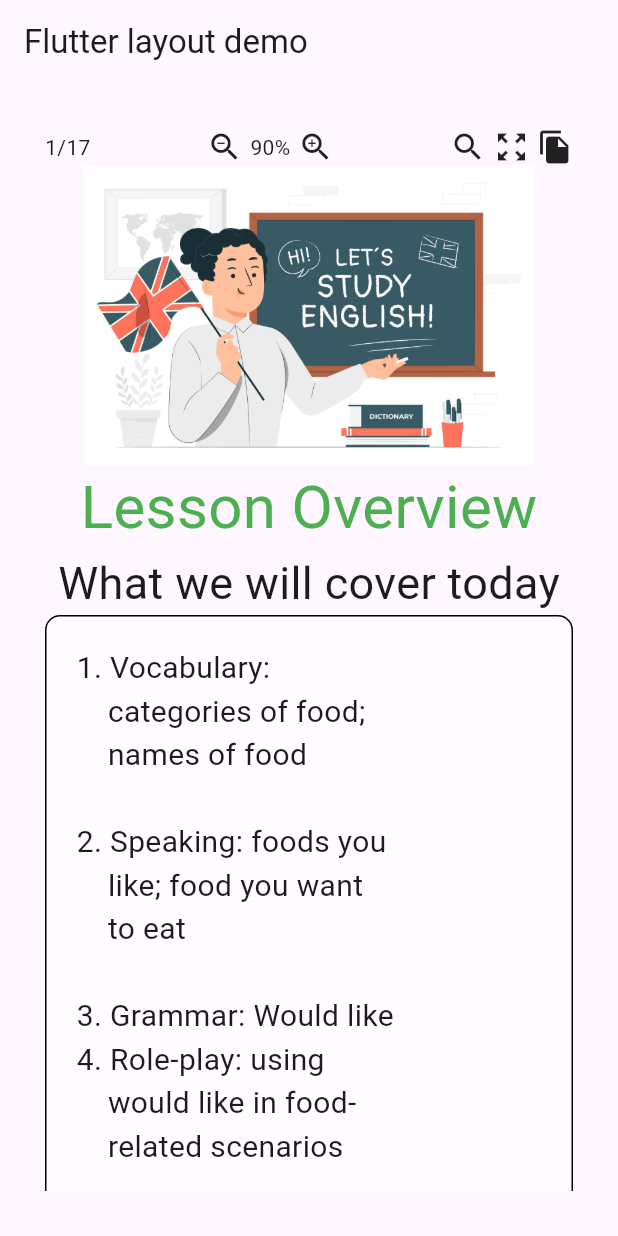
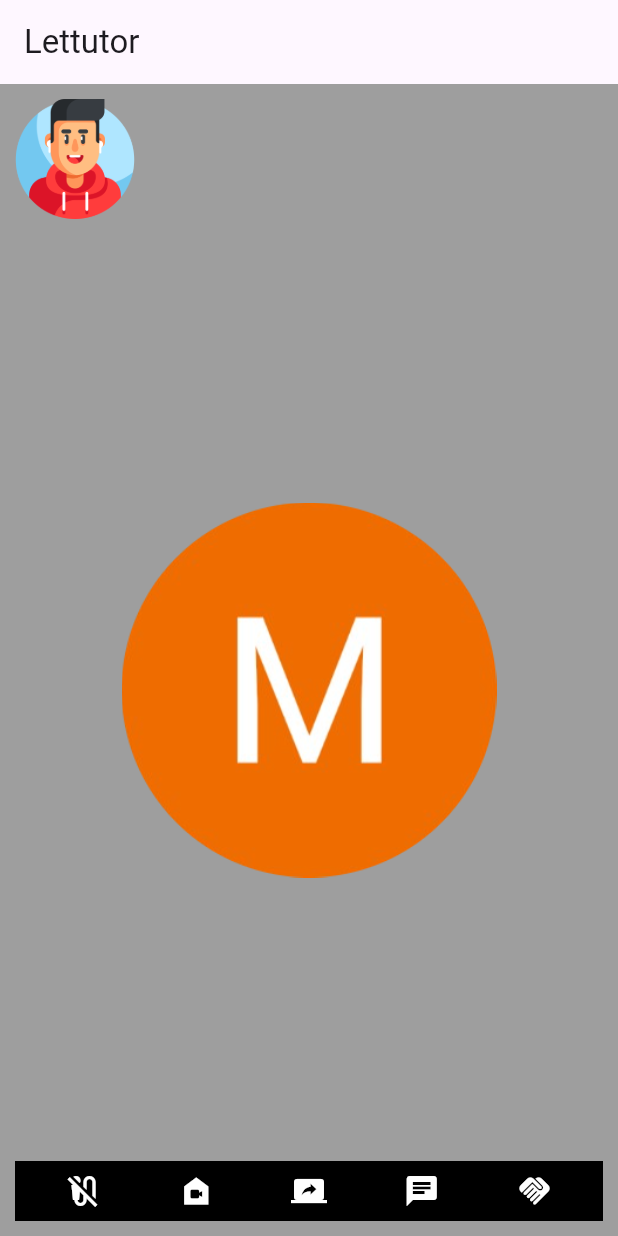
Before and after one commit to MarsonVo2002/1-on-1-Learning, a Flutter app: the screen it shows after launch, on a phone screen of 412 x 824 dp. Run offline on Flutter 3.47's test engine with Material 2 defaults, Android fonts, the phone set to English and light mode, and no system bars.

Commit message:
Call screen

```diff
--- a/lib/main.dart
+++ b/lib/main.dart
@@ -1,4 +1,5 @@
 import 'package:flutter/material.dart';
+import 'package:lettutor/presentation/Call/call.dart';
 import 'package:lettutor/presentation/Course/course.dart';
 import 'package:lettutor/presentation/CourseInfo/course_info.dart';
 import 'package:lettutor/presentation/History/history.dart';
@@ -19,7 +20,6 @@ class MyApp extends StatelessWidget {
   @override
   Widget build(BuildContext context) {
     return MaterialApp(
-      title: 'Flutter Demo',
       theme: ThemeData(
         // This is the theme of your application.
         //
@@ -41,10 +41,10 @@ class MyApp extends StatelessWidget {
       ),
       home: Scaffold(
         appBar: AppBar(
-          title: const Text('Flutter layout demo'),
+          title: const Text('Lettutor'),
         ),
         body: const Center(
-          child: Lesson(),
+          child: Call(),
         ),
       ),
     );
--- /dev/null
+++ b/lib/presentation/Call/call.dart
@@ -0,0 +1,70 @@
+import 'package:flutter/material.dart';
+
+class Call extends StatelessWidget {
+  const Call({super.key});
+
+  @override
+  Widget build(BuildContext context) {
+    // TODO: implement build
+    return Container(
+      padding: const EdgeInsets.all(10),
+      color: Colors.grey,
+      child: Column(
+        children: [
+           const Row(
+            mainAxisSize: MainAxisSize.max,
+            mainAxisAlignment: MainAxisAlignment.start,
+            children: [
+              Image(
+                image: AssetImage('asset/images/avatar.png'),
+                width: 80,
+                height: 80,
+              )
+            ],
+          ),
+          const Expanded(
+              child: Column(
+            mainAxisAlignment: MainAxisAlignment.spaceEvenly,
+            children: [
+              Image(
+                image: AssetImage('asset/images/myaccount.png'),
+                width: 250,
+                height: 250,
+              )
+            ],
+          )),
+
+          Container(
+            color: Colors.black,
+            padding: const EdgeInsets.all(8.0),
+            child: const Row(
+              mainAxisAlignment: MainAxisAlignment.spaceAround,
+              children: <Widget>[
+                Icon(
+                  Icons.mic_external_off,
+                  color: Colors.white,
+                ),
+                Icon(
+                  Icons.camera_indoor,
+                  color: Colors.white,
+                ),
+                Icon(
+                  Icons.screen_share,
+                  color: Colors.white,
+                ),
+                Icon(
+                  Icons.chat,
+                  color: Colors.white,
+                ),
+                Icon(
+                  Icons.handshake_rounded,
+                  color: Colors.white,
+                )
+              ],
+            ),
+          ),
+        ],
+      ),
+    );
+  }
+}
--- a/pubspec.yaml
+++ b/pubspec.yaml
@@ -68,6 +68,7 @@ flutter:
       - asset/icons/love.png
       - asset/images/video.jpg
       - asset/images/English.jpg
+      - asset/images/myaccount.png
 
   # An image asset can refer to one or more resolution-specific "variants", see
   # https://flutter.dev/assets-and-images/#resolution-aware
```
Also changed, not shown: asset/images/myaccount.png (added).
